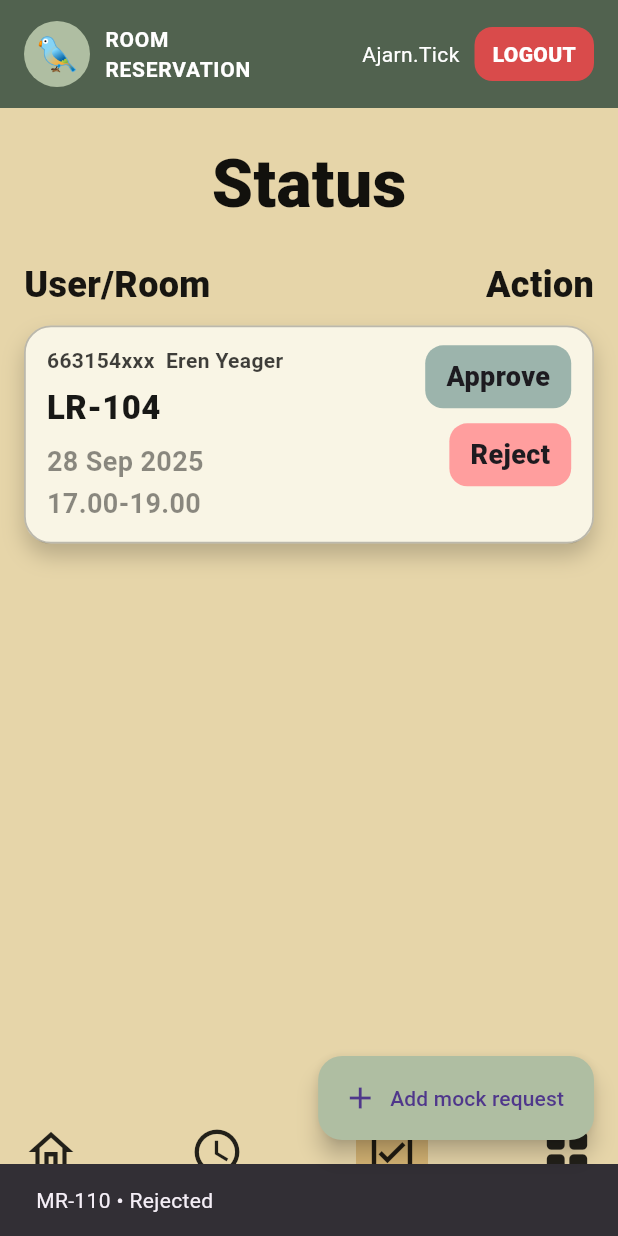
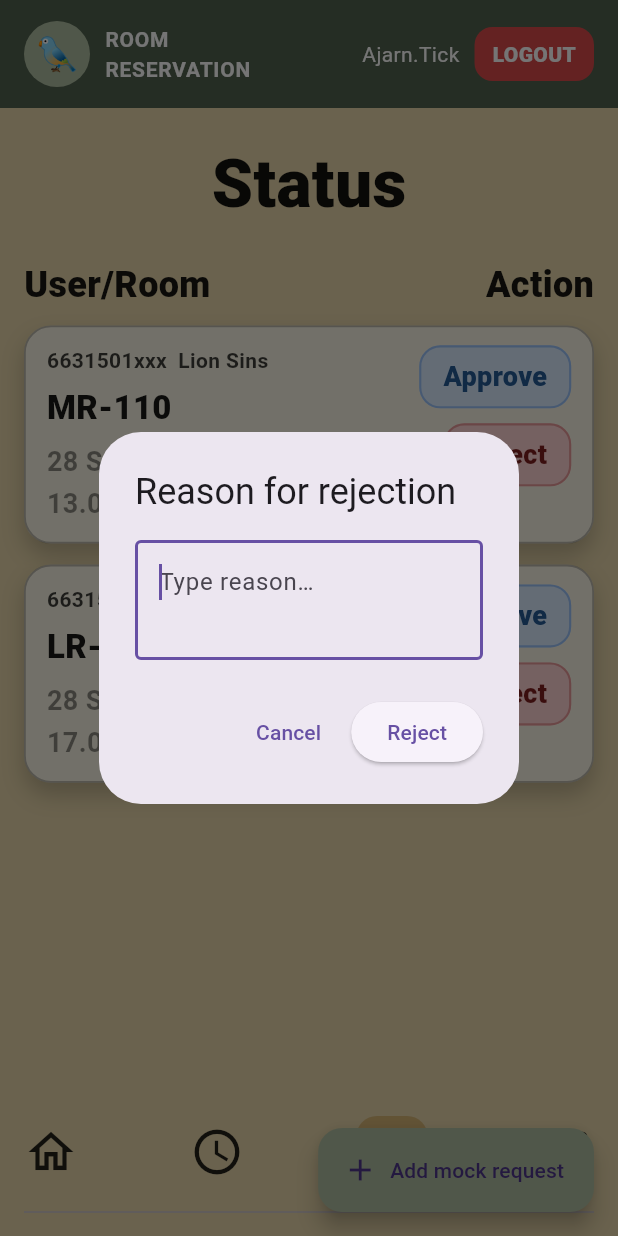
Before and after one commit to 6631501042/mobile_project, a Flutter app: the screen it shows after launch, item 3 of the bottom bar chosen, after a tap on "Approve", after a tap on "Reject", on a phone screen of 412 x 824 dp. Run offline on Flutter 3.47's test engine with Material 3 defaults, Android fonts, the phone set to English and light mode, and no system bars.

Commit message:
status approver ปรับแก้

```diff
--- a/lib/user/status.dart
+++ b/lib/user/status.dart
@@ -1,20 +1,27 @@
 // ---------------------------------------------
-// lib/user/test.dart  (Approver page, ไม่มี main())
+// Approver Status page (ปุ่ม Approve/Reject ตามภาพ + popup เหตุผล)
 // ---------------------------------------------
 import 'dart:async';
 import 'package:flutter/material.dart';
 
-// ============ THEME ============
+/// ============ THEME ============
 class AppColors {
   static const finlandia = Color(0xFF51624F); // Top bar
   static const hampton   = Color(0xFFE6D5A9); // Background
   static const norway    = Color(0xFFAFBEA2);
-  static const edward    = Color(0xFF9CB4AC); // Approve button
-  static const rejected  = Color(0xFFFF9E9E); // Reject button
   static const cardBg    = Color(0xFFF9F5E5);
+
+  // ปุ่มตามภาพ (ฟ้ากับชมพู + เส้นขอบ)
+  static const approveBg     = Color(0xFFD9EBFF); // ฟ้าอ่อนปุ่ม Approve
+  static const approveBorder = Color(0xFF9BC3F8); // เส้นขอบฟ้า
+  static const approveText   = Color(0xFF245B96); // ตัวหนังสือฟ้าเข้มเล็กน้อย
+
+  static const rejectBg      = Color(0xFFFFD4D4); // ชมพูอ่อนปุ่ม Reject
+  static const rejectBorder  = Color(0xFFE89999); // เส้นขอบชมพู
+  static const rejectText    = Color(0xFF7F1F1F); // ตัวหนังสือแดงอมเลือดนิดๆ
 }
 
-// ============ MODELS ============
+/// ============ MODELS ============
 enum ReservationStatus { pending, approved, rejected }
 
 class Reservation {
@@ -53,6 +60,7 @@ class ReservationLog {
   final String reservationId;
   final String approverId;
   final ReservationStatus result;
+  final String? reason;
   final DateTime timestamp;
 
   const ReservationLog({
@@ -60,10 +68,11 @@ class ReservationLog {
     required this.approverId,
     required this.result,
     required this.timestamp,
+    this.reason,
   });
 }
 
-// ============ REPOSITORY ============
+/// ============ REPOSITORY ============
 abstract class ReservationRepository {
   Stream<List<Reservation>> watchPendingForApprover(String approverId);
   Future<void> addIncomingRequest(Reservation r);
@@ -71,6 +80,7 @@ abstract class ReservationRepository {
     required String reservationId,
     required ReservationStatus status,
     required String approverId,
+    String? reason,
   });
   Stream<List<ReservationLog>> watchLogs(String approverId);
 }
@@ -123,6 +133,7 @@ class MockReservationRepository implements ReservationRepository {
     required String reservationId,
     required ReservationStatus status,
     required String approverId,
+    String? reason,
   }) async {
     final idx = _pending.indexWhere((e) => e.id == reservationId);
     if (idx == -1) return;
@@ -135,6 +146,7 @@ class MockReservationRepository implements ReservationRepository {
       approverId: approverId,
       result: status,
       timestamp: DateTime.now(),
+      reason: reason,
     );
     _logs = [..._logs, log];
     _logsCtrl.add(List.unmodifiable(_logs));
@@ -145,16 +157,9 @@ class MockReservationRepository implements ReservationRepository {
       _logsCtrl.stream;
 }
 
-// ============ WRAPPER (Stateful) สำหรับใช้ใน main.dart ============
-class Status extends StatefulWidget {
+/// ============ Wrapper (ใช้ใน main.dart) ============
+class Status extends StatelessWidget {
   const Status({super.key});
-
-  @override
-  State<Status> createState() => _StatusState();
-}
-
-class _StatusState extends State<Status> {
-  // ถ้าต้องการ state เพิ่มเอง (เช่น รับพารามิเตอร์จาก login) ใส่ไว้ที่นี่ได้
   @override
   Widget build(BuildContext context) {
     return const ApproverStatusPage(
@@ -164,7 +169,7 @@ class _StatusState extends State<Status> {
   }
 }
 
-// ============ PAGE ============
+/// ============ PAGE ============
 class ApproverStatusPage extends StatefulWidget {
   final String approverId, approverName;
   const ApproverStatusPage({
@@ -241,8 +246,29 @@ class _ApproverStatusPageState extends State<ApproverStatusPage> {
                         final r = items[i];
                         return ApproverReservationCard(
                           data: r,
-                          onApprove: () => _setStatus(r, ReservationStatus.approved),
-                          onReject: ()  => _setStatus(r, ReservationStatus.rejected),
+                          onApprove: () async {
+                            await repo.setStatus(
+                              reservationId: r.id,
+                              status: ReservationStatus.approved,
+                              approverId: widget.approverId,
+                            );
+                            if (!mounted) return;
+                            ScaffoldMessenger.of(context).showSnackBar(
+                              SnackBar(content: Text('${r.roomCode} • Approved')),
+                            );
+                          },
+                          onReject: (reason) async {
+                            await repo.setStatus(
+                              reservationId: r.id,
+                              status: ReservationStatus.rejected,
+                              approverId: widget.approverId,
+                              reason: reason,
+                            );
+                            if (!mounted) return;
+                            ScaffoldMessenger.of(context).showSnackBar(
+                              SnackBar(content: Text('${r.roomCode} • Rejected\nReason: $reason')),
+                            );
+                          },
                         );
                       },
                     );
@@ -258,18 +284,6 @@ class _ApproverStatusPageState extends State<ApproverStatusPage> {
         ),
       ),
     );
-  }
-
-  Future<void> _setStatus(Reservation r, ReservationStatus s) async {
-    await repo.setStatus(
-      reservationId: r.id,
-      status: s,
-      approverId: widget.approverId,
-    );
-    if (!mounted) return;
-    final text = s == ReservationStatus.approved ? 'Approved' : 'Rejected';
-    ScaffoldMessenger.of(context)
-        .showSnackBar(SnackBar(content: Text('${r.roomCode} • $text')));
   }
 
   Future<void> _addMockRequest() async {
@@ -290,7 +304,42 @@ class _ApproverStatusPageState extends State<ApproverStatusPage> {
   }
 }
 
-// ============ WIDGETS ============
+/// ===== ป๊อปอัปขอเหตุผล Reject
+Future<String?> _promptRejectReason(BuildContext context) async {
+  return showDialog<String>(
+    context: context,
+    barrierDismissible: false,
+    builder: (dialogCtx) {
+      final controller = TextEditingController();
+      return AlertDialog(
+        title: const Text('Reason for rejection'),
+        content: TextField(
+          controller: controller,
+          autofocus: true,
+          maxLines: 2,
+          textInputAction: TextInputAction.done,
+          decoration: const InputDecoration(
+            hintText: 'Type reason…',
+            border: OutlineInputBorder(),
+          ),
+          onSubmitted: (v) => Navigator.of(dialogCtx).pop(v.trim()),
+        ),
+        actions: [
+          TextButton(
+            onPressed: () => Navigator.of(dialogCtx).pop(null),
+            child: const Text('Cancel'),
+          ),
+          ElevatedButton(
+            onPressed: () => Navigator.of(dialogCtx).pop(controller.text.trim()),
+            child: const Text('Reject'),
+          ),
+        ],
+      );
+    },
+  );
+}
+
+/// ============ WIDGETS ============
 class _TopBar extends StatelessWidget {
   final String approverName;
   const _TopBar({required this.approverName});
@@ -381,7 +430,8 @@ class _HeaderText extends StatelessWidget {
 
 class ApproverReservationCard extends StatelessWidget {
   final Reservation data;
-  final VoidCallback onApprove, onReject;
+  final Future<void> Function() onApprove;
+  final Future<void> Function(String reason) onReject;
 
   const ApproverReservationCard({
     super.key,
@@ -412,6 +462,7 @@ class ApproverReservationCard extends StatelessWidget {
       child: Row(
         crossAxisAlignment: CrossAxisAlignment.start,
         children: [
+          // Left
           Expanded(
             child: Column(
               crossAxisAlignment: CrossAxisAlignment.start,
@@ -443,12 +494,23 @@ class ApproverReservationCard extends StatelessWidget {
             ),
           ),
           const SizedBox(width: 10),
+          // Right
           Column(
             crossAxisAlignment: CrossAxisAlignment.end,
             children: [
-              _ActionButton.primary(label: 'Approve', onTap: onApprove),
+              _PillButton.approve(
+                label: 'Approve',
+                onTap: onApprove,
+              ),
               const SizedBox(height: 10),
-              _ActionButton.danger(label: 'Reject', onTap: onReject),
+              _PillButton.reject(
+                label: 'Reject',
+                onTap: () async {
+                  final reason = await _promptRejectReason(context);
+                  if (reason == null || reason.isEmpty) return;
+                  await onReject(reason);
+                },
+              ),
             ],
           ),
         ],
@@ -459,57 +521,71 @@ class ApproverReservationCard extends StatelessWidget {
   String _two(int v) => v.toString().padLeft(2, '0');
   String _month(int m) {
     const names = [
-      '',
-      'Jan', 'Feb', 'Mar', 'Apr', 'May', 'Jun',
-      'Jul', 'Aug', 'Sep', 'Oct', 'Nov', 'Dec'
+      '', 'Jan','Feb','Mar','Apr','May','Jun',
+      'Jul','Aug','Sep','Oct','Nov','Dec'
     ];
     return names[m];
   }
 }
 
-class _ActionButton extends StatelessWidget {
+/// ปุ่มเม็ดยาให้เหมือนภาพ: พื้นสีอ่อน + เส้นขอบ + ขอบมน
+class _PillButton extends StatelessWidget {
   final String label;
-  final VoidCallback onTap;
+  final Future<void> Function() onTap;
   final Color bg;
-  final Color textColor;
+  final Color border;
+  final Color text;
 
-  const _ActionButton._(
-      {required this.label,
+  const _PillButton._({
+    required this.label,
     required this.onTap,
     required this.bg,
-      required this.textColor});
+    required this.border,
+    required this.text,
+  });
 
-  factory _ActionButton.primary(
-          {required String label, required VoidCallback onTap}) =>
-      _ActionButton._(
+  factory _PillButton.approve({
+    required String label,
+    required Future<void> Function() onTap,
+  }) => _PillButton._(
     label: label,
     onTap: onTap,
-        bg: AppColors.edward,
-        textColor: Colors.black87,
+    bg: AppColors.approveBg,
+    border: AppColors.approveBorder,
+    text: AppColors.approveText,
   );
 
-  factory _ActionButton.danger(
-          {required String label, required VoidCallback onTap}) =>
-      _ActionButton._(
+  factory _PillButton.reject({
+    required String label,
+    required Future<void> Function() onTap,
+  }) => _PillButton._(
     label: label,
     onTap: onTap,
-        bg: AppColors.rejected,
-        textColor: Colors.black87,
+    bg: AppColors.rejectBg,
+    border: AppColors.rejectBorder,
+    text: AppColors.rejectText,
   );
 
   @override
   Widget build(BuildContext context) => Material(
     color: bg,
-        borderRadius: BorderRadius.circular(12),
+    shape: RoundedRectangleBorder(
+      borderRadius: BorderRadius.circular(14),
+      side: BorderSide(color: border, width: 1.4),
+    ),
     child: InkWell(
-          onTap: onTap,
-          borderRadius: BorderRadius.circular(12),
+      borderRadius: BorderRadius.circular(14),
+      onTap: () async => await onTap(),
       child: Padding(
-            padding:
-                const EdgeInsets.symmetric(horizontal: 14, vertical: 8),
-            child: Text(label,
-                style: const TextStyle(
-                    fontWeight: FontWeight.w800, fontSize: 18)),
+        padding: const EdgeInsets.symmetric(horizontal: 16, vertical: 8),
+        child: Text(
+          label,
+          style: TextStyle(
+            fontWeight: FontWeight.w800,
+            fontSize: 18,
+            color: text,
+          ),
+        ),
       ),
     ),
   );
@@ -524,8 +600,7 @@ class _BottomBar extends StatelessWidget {
   @override
   Widget build(BuildContext context) {
     Widget icon(IconData i, BottomTab t) {
-      final child =
-          Icon(i, size: 36, color: Colors.black.withOpacity(0.85));
+      final child = Icon(i, size: 36, color: Colors.black.withOpacity(0.85));
       return Container(
         decoration: t == active
             ? BoxDecoration(
--- a/lib/user/test.dart
+++ b/lib/user/test.dart
@@ -1,20 +1,27 @@
 // ---------------------------------------------
-// lib/user/test.dart  (Approver page, ไม่มี main())
+// Approver Status page (ปุ่ม Approve/Reject ตามภาพ + popup เหตุผล)
 // ---------------------------------------------
 import 'dart:async';
 import 'package:flutter/material.dart';
 
-// ============ THEME ============
+/// ============ THEME ============
 class AppColors {
   static const finlandia = Color(0xFF51624F); // Top bar
   static const hampton   = Color(0xFFE6D5A9); // Background
   static const norway    = Color(0xFFAFBEA2);
-  static const edward    = Color(0xFF9CB4AC); // Approve button
-  static const rejected  = Color(0xFFFF9E9E); // Reject button
   static const cardBg    = Color(0xFFF9F5E5);
+
+  // ปุ่มตามภาพ (ฟ้ากับชมพู + เส้นขอบ)
+  static const approveBg     = Color(0xFFD9EBFF); // ฟ้าอ่อนปุ่ม Approve
+  static const approveBorder = Color(0xFF9BC3F8); // เส้นขอบฟ้า
+  static const approveText   = Color(0xFF245B96); // ตัวหนังสือฟ้าเข้มเล็กน้อย
+
+  static const rejectBg      = Color(0xFFFFD4D4); // ชมพูอ่อนปุ่ม Reject
+  static const rejectBorder  = Color(0xFFE89999); // เส้นขอบชมพู
+  static const rejectText    = Color(0xFF7F1F1F); // ตัวหนังสือแดงอมเลือดนิดๆ
 }
 
-// ============ MODELS ============
+/// ============ MODELS ============
 enum ReservationStatus { pending, approved, rejected }
 
 class Reservation {
@@ -53,6 +60,7 @@ class ReservationLog {
   final String reservationId;
   final String approverId;
   final ReservationStatus result;
+  final String? reason;
   final DateTime timestamp;
 
   const ReservationLog({
@@ -60,10 +68,11 @@ class ReservationLog {
     required this.approverId,
     required this.result,
     required this.timestamp,
+    this.reason,
   });
 }
 
-// ============ REPOSITORY ============
+/// ============ REPOSITORY ============
 abstract class ReservationRepository {
   Stream<List<Reservation>> watchPendingForApprover(String approverId);
   Future<void> addIncomingRequest(Reservation r);
@@ -71,6 +80,7 @@ abstract class ReservationRepository {
     required String reservationId,
     required ReservationStatus status,
     required String approverId,
+    String? reason,
   });
   Stream<List<ReservationLog>> watchLogs(String approverId);
 }
@@ -123,6 +133,7 @@ class MockReservationRepository implements ReservationRepository {
     required String reservationId,
     required ReservationStatus status,
     required String approverId,
+    String? reason,
   }) async {
     final idx = _pending.indexWhere((e) => e.id == reservationId);
     if (idx == -1) return;
@@ -135,6 +146,7 @@ class MockReservationRepository implements ReservationRepository {
       approverId: approverId,
       result: status,
       timestamp: DateTime.now(),
+      reason: reason,
     );
     _logs = [..._logs, log];
     _logsCtrl.add(List.unmodifiable(_logs));
@@ -145,16 +157,9 @@ class MockReservationRepository implements ReservationRepository {
       _logsCtrl.stream;
 }
 
-// ============ WRAPPER (Stateful) สำหรับใช้ใน main.dart ============
-class Status extends StatefulWidget {
+/// ============ Wrapper (ใช้ใน main.dart) ============
+class Status extends StatelessWidget {
   const Status({super.key});
-
-  @override
-  State<Status> createState() => _StatusState();
-}
-
-class _StatusState extends State<Status> {
-  // ถ้าต้องการ state เพิ่มเอง (เช่น รับพารามิเตอร์จาก login) ใส่ไว้ที่นี่ได้
   @override
   Widget build(BuildContext context) {
     return const ApproverStatusPage(
@@ -164,7 +169,7 @@ class _StatusState extends State<Status> {
   }
 }
 
-// ============ PAGE ============
+/// ============ PAGE ============
 class ApproverStatusPage extends StatefulWidget {
   final String approverId, approverName;
   const ApproverStatusPage({
@@ -241,8 +246,29 @@ class _ApproverStatusPageState extends State<ApproverStatusPage> {
                         final r = items[i];
                         return ApproverReservationCard(
                           data: r,
-                          onApprove: () => _setStatus(r, ReservationStatus.approved),
-                          onReject: ()  => _setStatus(r, ReservationStatus.rejected),
+                          onApprove: () async {
+                            await repo.setStatus(
+                              reservationId: r.id,
+                              status: ReservationStatus.approved,
+                              approverId: widget.approverId,
+                            );
+                            if (!mounted) return;
+                            ScaffoldMessenger.of(context).showSnackBar(
+                              SnackBar(content: Text('${r.roomCode} • Approved')),
+                            );
+                          },
+                          onReject: (reason) async {
+                            await repo.setStatus(
+                              reservationId: r.id,
+                              status: ReservationStatus.rejected,
+                              approverId: widget.approverId,
+                              reason: reason,
+                            );
+                            if (!mounted) return;
+                            ScaffoldMessenger.of(context).showSnackBar(
+                              SnackBar(content: Text('${r.roomCode} • Rejected\nReason: $reason')),
+                            );
+                          },
                         );
                       },
                     );
@@ -258,18 +284,6 @@ class _ApproverStatusPageState extends State<ApproverStatusPage> {
         ),
       ),
     );
-  }
-
-  Future<void> _setStatus(Reservation r, ReservationStatus s) async {
-    await repo.setStatus(
-      reservationId: r.id,
-      status: s,
-      approverId: widget.approverId,
-    );
-    if (!mounted) return;
-    final text = s == ReservationStatus.approved ? 'Approved' : 'Rejected';
-    ScaffoldMessenger.of(context)
-        .showSnackBar(SnackBar(content: Text('${r.roomCode} • $text')));
   }
 
   Future<void> _addMockRequest() async {
@@ -290,7 +304,42 @@ class _ApproverStatusPageState extends State<ApproverStatusPage> {
   }
 }
 
-// ============ WIDGETS ============
+/// ===== ป๊อปอัปขอเหตุผล Reject
+Future<String?> _promptRejectReason(BuildContext context) async {
+  return showDialog<String>(
+    context: context,
+    barrierDismissible: false,
+    builder: (dialogCtx) {
+      final controller = TextEditingController();
+      return AlertDialog(
+        title: const Text('Reason for rejection'),
+        content: TextField(
+          controller: controller,
+          autofocus: true,
+          maxLines: 2,
+          textInputAction: TextInputAction.done,
+          decoration: const InputDecoration(
+            hintText: 'Type reason…',
+            border: OutlineInputBorder(),
+          ),
+          onSubmitted: (v) => Navigator.of(dialogCtx).pop(v.trim()),
+        ),
+        actions: [
+          TextButton(
+            onPressed: () => Navigator.of(dialogCtx).pop(null),
+            child: const Text('Cancel'),
+          ),
+          ElevatedButton(
+            onPressed: () => Navigator.of(dialogCtx).pop(controller.text.trim()),
+            child: const Text('Reject'),
+          ),
+        ],
+      );
+    },
+  );
+}
+
+/// ============ WIDGETS ============
 class _TopBar extends StatelessWidget {
   final String approverName;
   const _TopBar({required this.approverName});
@@ -381,7 +430,8 @@ class _HeaderText extends StatelessWidget {
 
 class ApproverReservationCard extends StatelessWidget {
   final Reservation data;
-  final VoidCallback onApprove, onReject;
+  final Future<void> Function() onApprove;
+  final Future<void> Function(String reason) onReject;
 
   const ApproverReservationCard({
     super.key,
@@ -412,6 +462,7 @@ class ApproverReservationCard extends StatelessWidget {
       child: Row(
         crossAxisAlignment: CrossAxisAlignment.start,
         children: [
+          // Left
           Expanded(
             child: Column(
               crossAxisAlignment: CrossAxisAlignment.start,
@@ -443,12 +494,23 @@ class ApproverReservationCard extends StatelessWidget {
             ),
           ),
           const SizedBox(width: 10),
+          // Right
           Column(
             crossAxisAlignment: CrossAxisAlignment.end,
             children: [
-              _ActionButton.primary(label: 'Approve', onTap: onApprove),
+              _PillButton.approve(
+                label: 'Approve',
+                onTap: onApprove,
+              ),
               const SizedBox(height: 10),
-              _ActionButton.danger(label: 'Reject', onTap: onReject),
+              _PillButton.reject(
+                label: 'Reject',
+                onTap: () async {
+                  final reason = await _promptRejectReason(context);
+                  if (reason == null || reason.isEmpty) return;
+                  await onReject(reason);
+                },
+              ),
             ],
           ),
         ],
@@ -459,57 +521,71 @@ class ApproverReservationCard extends StatelessWidget {
   String _two(int v) => v.toString().padLeft(2, '0');
   String _month(int m) {
     const names = [
-      '',
-      'Jan', 'Feb', 'Mar', 'Apr', 'May', 'Jun',
-      'Jul', 'Aug', 'Sep', 'Oct', 'Nov', 'Dec'
+      '', 'Jan','Feb','Mar','Apr','May','Jun',
+      'Jul','Aug','Sep','Oct','Nov','Dec'
     ];
     return names[m];
   }
 }
 
-class _ActionButton extends StatelessWidget {
+/// ปุ่มเม็ดยาให้เหมือนภาพ: พื้นสีอ่อน + เส้นขอบ + ขอบมน
+class _PillButton extends StatelessWidget {
   final String label;
-  final VoidCallback onTap;
+  final Future<void> Function() onTap;
   final Color bg;
-  final Color textColor;
+  final Color border;
+  final Color text;
 
-  const _ActionButton._(
-      {required this.label,
+  const _PillButton._({
+    required this.label,
     required this.onTap,
     required this.bg,
-      required this.textColor});
+    required this.border,
+    required this.text,
+  });
 
-  factory _ActionButton.primary(
-          {required String label, required VoidCallback onTap}) =>
-      _ActionButton._(
+  factory _PillButton.approve({
+    required String label,
+    required Future<void> Function() onTap,
+  }) => _PillButton._(
     label: label,
     onTap: onTap,
-        bg: AppColors.edward,
-        textColor: Colors.black87,
+    bg: AppColors.approveBg,
+    border: AppColors.approveBorder,
+    text: AppColors.approveText,
   );
 
-  factory _ActionButton.danger(
-          {required String label, required VoidCallback onTap}) =>
-      _ActionButton._(
+  factory _PillButton.reject({
+    required String label,
+    required Future<void> Function() onTap,
+  }) => _PillButton._(
     label: label,
     onTap: onTap,
-        bg: AppColors.rejected,
-        textColor: Colors.black87,
+    bg: AppColors.rejectBg,
+    border: AppColors.rejectBorder,
+    text: AppColors.rejectText,
   );
 
   @override
   Widget build(BuildContext context) => Material(
     color: bg,
-        borderRadius: BorderRadius.circular(12),
+    shape: RoundedRectangleBorder(
+      borderRadius: BorderRadius.circular(14),
+      side: BorderSide(color: border, width: 1.4),
+    ),
     child: InkWell(
-          onTap: onTap,
-          borderRadius: BorderRadius.circular(12),
+      borderRadius: BorderRadius.circular(14),
+      onTap: () async => await onTap(),
       child: Padding(
-            padding:
-                const EdgeInsets.symmetric(horizontal: 14, vertical: 8),
-            child: Text(label,
-                style: const TextStyle(
-                    fontWeight: FontWeight.w800, fontSize: 18)),
+        padding: const EdgeInsets.symmetric(horizontal: 16, vertical: 8),
+        child: Text(
+          label,
+          style: TextStyle(
+            fontWeight: FontWeight.w800,
+            fontSize: 18,
+            color: text,
+          ),
+        ),
       ),
     ),
   );
@@ -524,8 +600,7 @@ class _BottomBar extends StatelessWidget {
   @override
   Widget build(BuildContext context) {
     Widget icon(IconData i, BottomTab t) {
-      final child =
-          Icon(i, size: 36, color: Colors.black.withOpacity(0.85));
+      final child = Icon(i, size: 36, color: Colors.black.withOpacity(0.85));
       return Container(
         decoration: t == active
             ? BoxDecoration(
```
Lines whose indentation alone changed are shown as unchanged.
